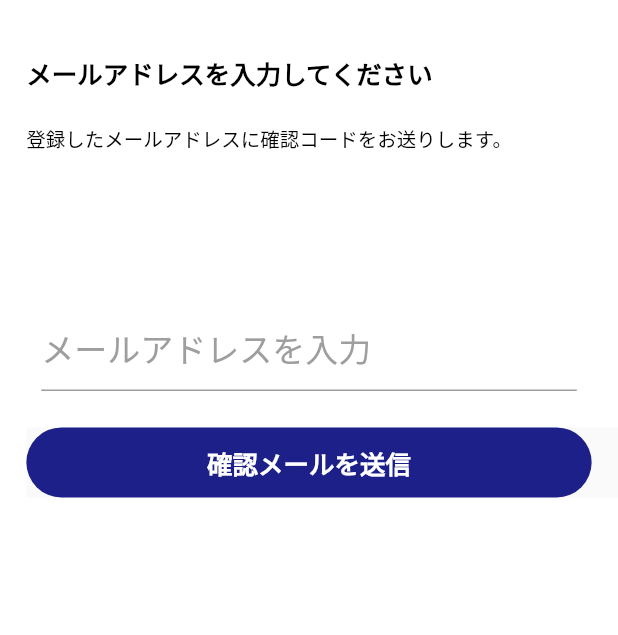
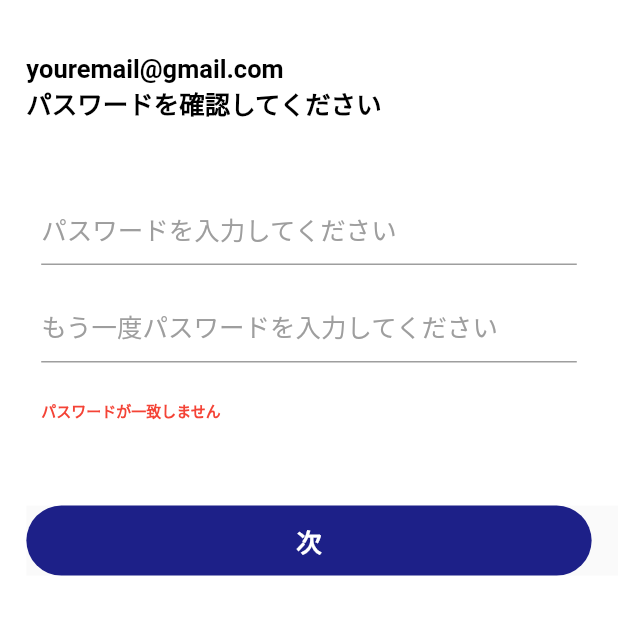
Before and after one commit to ngocphule060719/flutter_tts, a Flutter app: the screen it shows after launch, on a phone screen of 412 x 824 dp, the part 116-751 px from its top. Run offline on Flutter 3.47's test engine with Material 2 defaults, Android fonts, the phone set to English and light mode, and no system bars.

Commit message:
layout for registration screen change enter_email_address screen to statefull

```diff
--- a/lib/main.dart
+++ b/lib/main.dart
@@ -1,4 +1,5 @@
 import 'package:flutter/material.dart';
+import 'package:flutter_tts/screen/registration.dart';
 import 'package:flutter_tts/screen/start.dart';
 import 'package:flutter_tts/screen/login_signup.dart';
 import 'package:flutter_tts/screen/enter_email_address.dart';
@@ -14,7 +15,7 @@ class MyApp extends StatelessWidget {
   Widget build(BuildContext context) {
     return MaterialApp(
       debugShowCheckedModeBanner: false,
-      home: EnterEmailAddress(),
+      home: RegistrationScreen(),
     );
   }
 }
--- a/lib/screen/enter_email_address.dart
+++ b/lib/screen/enter_email_address.dart
@@ -3,9 +3,15 @@ import 'package:flutter_tts/widget/button_back.dart';
 import 'package:flutter_tts/widget/text_field.dart';
 import 'package:flutter_tts/widget/button_text.dart';
 
-class EnterEmailAddress extends StatelessWidget {
-  const EnterEmailAddress({Key? key}) : super(key: key);
+class EnterEmailAddressScreen extends StatefulWidget {
+  const EnterEmailAddressScreen({Key? key}) : super(key: key);
 
+  @override
+  State<EnterEmailAddressScreen> createState() =>
+      _EnterEmailAddressScreenState();
+}
+
+class _EnterEmailAddressScreenState extends State<EnterEmailAddressScreen> {
   @override
   Widget build(BuildContext context) {
     final double swidth = MediaQuery.of(context).size.width;
@@ -39,7 +45,7 @@ class EnterEmailAddress extends StatelessWidget {
             ),
             Container(
               width: swidth,
-              height: sheight * 22 / 812,
+              //height: sheight * 22 / 812,
               padding: EdgeInsets.only(left: swidth * 16 / 375),
               child: const Text(
                 'メールアドレスを入力してください', //Please enter your e-mail address
@@ -55,7 +61,7 @@ class EnterEmailAddress extends StatelessWidget {
             ),
             Container(
               width: swidth,
-              height: sheight * 18 / 812,
+              //height: sheight * 18 / 812,
               padding: EdgeInsets.only(left: swidth * 16 / 375),
               child: const Text(
                 '登録したメールアドレスに確認コードをお送りします。', //A confirmation code will be sent to the registered email address.
--- /dev/null
+++ b/lib/screen/registration.dart
@@ -0,0 +1,139 @@
+import 'package:flutter/material.dart';
+
+import '../widget/button_back.dart';
+import '../widget/button_text.dart';
+import '../widget/text_field.dart';
+
+class RegistrationScreen extends StatefulWidget {
+  const RegistrationScreen({Key? key}) : super(key: key);
+
+  @override
+  State<RegistrationScreen> createState() => _RegistrationScreenState();
+}
+
+class _RegistrationScreenState extends State<RegistrationScreen> {
+  //bool isMatched = true;
+  String notificationUnMatched = 'パスワードが一致しません';
+  @override
+  Widget build(BuildContext context) {
+    final double swidth = MediaQuery.of(context).size.width;
+    final double sheight = MediaQuery.of(context).size.height;
+
+    return Scaffold(
+      backgroundColor: Colors.white,
+      body: SizedBox(
+        width: swidth,
+        height: sheight,
+        child: Column(
+          crossAxisAlignment: CrossAxisAlignment.start,
+          children: <Widget>[
+            SizedBox(
+              width: swidth,
+              height: sheight * 44 / 812,
+            ),
+            SizedBox(
+              width: swidth * 49 / 375,
+              height: sheight * 44 / 812,
+              child: ButtonBack(
+                tapBack: () {
+                  print('back!');
+                },
+              ),
+            ),
+            SizedBox(
+              width: swidth,
+              height: sheight * 24 / 812,
+            ),
+            Container(
+              width: swidth,
+              //height: sheight * 44 / 812,
+              padding: EdgeInsets.only(left: swidth * 16 / 375),
+              child: Container(
+                alignment: Alignment.centerLeft,
+                child: Text(
+                  'youremail@gmail.com\nパスワードを確認してください',
+                  //youremail@gmail.com Please check your password
+                  style: TextStyle(
+                      fontSize: 17,
+                      color: Colors.black,
+                      fontWeight: FontWeight.bold),
+                ),
+              ),
+            ),
+            SizedBox(
+              width: swidth,
+              height: sheight * 54 / 812,
+            ),
+            Container(
+              padding: EdgeInsets.only(left: swidth * 25 / 375),
+              width: swidth,
+              height: sheight * 40 / 812,
+              child: TextFieldCustom(
+                cHeight: sheight * 40 / 812,
+                cWidth: swidth * 325 / 375,
+                hintT: 'パスワードを入力してください', //Please enter your password
+                hintColor: Colors.grey,
+                tColor: Colors.black,
+                tSize: 17,
+              ),
+            ),
+            SizedBox(
+              width: swidth,
+              height: sheight * 24 / 812,
+            ),
+            Container(
+              padding: EdgeInsets.only(left: swidth * 25 / 375),
+              width: swidth,
+              height: sheight * 40 / 812,
+              child: TextFieldCustom(
+                cHeight: sheight * 40 / 812,
+                cWidth: swidth * 325 / 375,
+                hintT: 'もう一度パスワードを入力してください', //Please enter your password again
+                hintColor: Colors.grey,
+                tColor: Colors.black,
+                tSize: 17,
+              ),
+            ),
+            SizedBox(
+              width: swidth,
+              height: sheight * 24 / 812,
+            ),
+            Container(
+              width: swidth,
+              height: sheight * 16 / 812,
+              padding: EdgeInsets.only(left: swidth * 25 / 375),
+              child: Text(
+                notificationUnMatched,
+                style: TextStyle(
+                    color: Colors.red,
+                    fontSize: 10,
+                    fontWeight: FontWeight.bold),
+              ),
+            ),
+            SizedBox(
+              width: swidth,
+              height: sheight * 54 / 812,
+            ),
+            Container(
+              width: swidth,
+              height: sheight * 46 / 812,
+              padding: EdgeInsets.only(left: swidth * 16 / 375),
+              child: ButtonWithText(
+                bHeight: sheight * 46 / 812,
+                bWidth: swidth * 343 / 375,
+                bText: '次', //Next
+                fTap: () {
+                  print('Next');
+                },
+                bColor: Color.fromRGBO(29, 32, 136, 1),
+                tColor: Colors.white,
+                tSize: 17,
+                fWeight: FontWeight.bold,
+              ),
+            )
+          ],
+        ),
+      ),
+    );
+  }
+}
```
Also changed, not shown: 3 other files.
